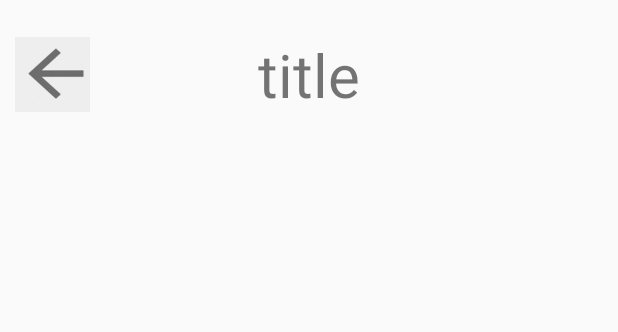
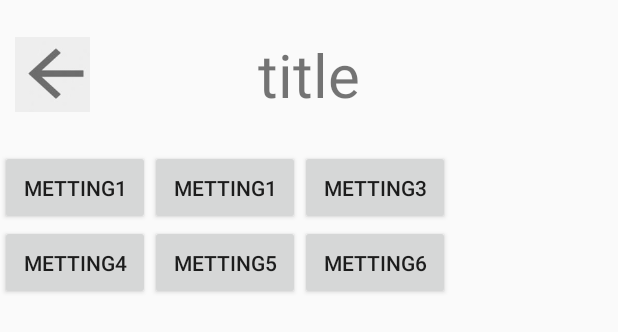
Before and after one commit to BRIANYANGYANG/InfoComm_App, an Android app: the layout meeting_main.xml on its own in the app's theme, with its tools: preview values and no code run, on a phone screen of 412 x 824 dp. Shown: the top 332 px of the screen. Run offline under Robolectric (Android 15) with nearby library versions, the phone set to English and light mode, and no system bars.

Commit message:
cm  会议信息显示编码完成

```diff
--- a/app/src/main/res/layout/meeting_main.xml
+++ b/app/src/main/res/layout/meeting_main.xml
@@ -1,11 +1,64 @@
 <?xml version="1.0" encoding="utf-8"?>
-<RelativeLayout xmlns:android="http://schemas.android.com/apk/res/android"
-    android:layout_width="match_parent" android:layout_height="match_parent">
-<com.example.administrator.infocomm.TitleView
-    android:id="@+id/title"
+<LinearLayout xmlns:android="http://schemas.android.com/apk/res/android"
     android:layout_width="match_parent"
-    android:layout_height="wrap_content"></com.example.administrator.infocomm.TitleView>
+    android:layout_height="match_parent"
+    android:orientation="vertical">
 
+    <com.example.administrator.infocomm.TitleView
+        android:id="@+id/title"
+        android:layout_width="match_parent"
+        android:layout_height="wrap_content"></com.example.administrator.infocomm.TitleView>
 
+    <RelativeLayout
+        android:layout_width="match_parent"
+        android:layout_height="100dp"
+        android:orientation="vertical">
 
-</RelativeLayout>
+        <Button
+            android:id="@+id/button1"
+            android:layout_width="100dp"
+            android:layout_height="50dp"
+            android:text="metting1" />
+
+        <Button
+            android:id="@+id/button2"
+            android:layout_width="100dp"
+            android:layout_height="50dp"
+            android:layout_toRightOf="@+id/button1"
+            android:text="metting1" />
+        <Button
+            android:id="@+id/button3"
+            android:layout_width="100dp"
+            android:layout_height="50dp"
+            android:layout_toRightOf="@+id/button2"
+            android:text="metting3" />
+
+        <Button
+            android:id="@+id/button4"
+            android:layout_width="100dp"
+            android:layout_height="50dp"
+            android:layout_below="@+id/button1"
+            android:text="metting4" />
+        <Button
+            android:id="@+id/button5"
+            android:layout_width="100dp"
+            android:layout_height="50dp"
+            android:layout_toRightOf="@+id/button4"
+            android:layout_below="@+id/button1"
+            android:text="metting5" />
+        <Button
+            android:id="@+id/button6"
+            android:layout_width="100dp"
+            android:layout_height="50dp"
+            android:layout_toRightOf="@+id/button5"
+            android:layout_below="@+id/button1"
+            android:text="metting6" />
+
+    </RelativeLayout>
+    <ImageView
+        android:id="@+id/meeting_img"
+        android:scaleType="fitXY"
+        android:layout_width="match_parent"
+        android:layout_height="match_parent" />
+
+</LinearLayout>
```
Also changed, not shown: app/src/main/res/drawable/metting1.png (added), app/src/main/res/drawable/metting2.png (added), app/src/main/res/drawable/metting3.png (added), app/src/main/res/drawable/metting4.png (added), app/src/main/res/drawable/metting5.png (added), app/src/main/res/drawable/metting6.png (added).
